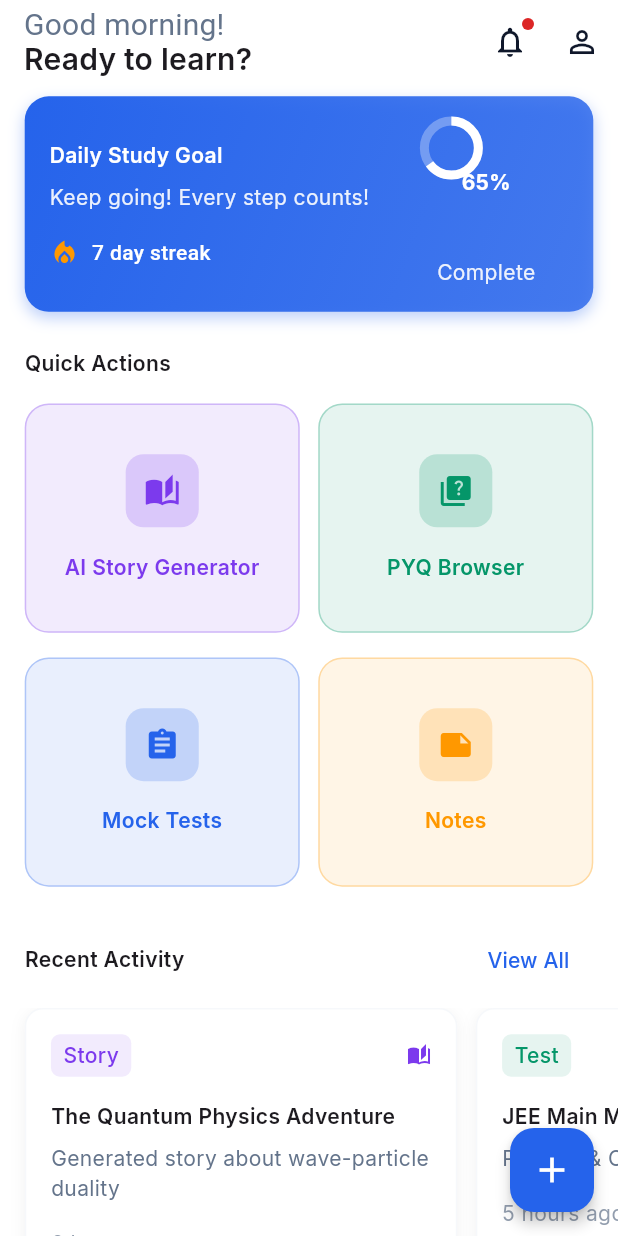
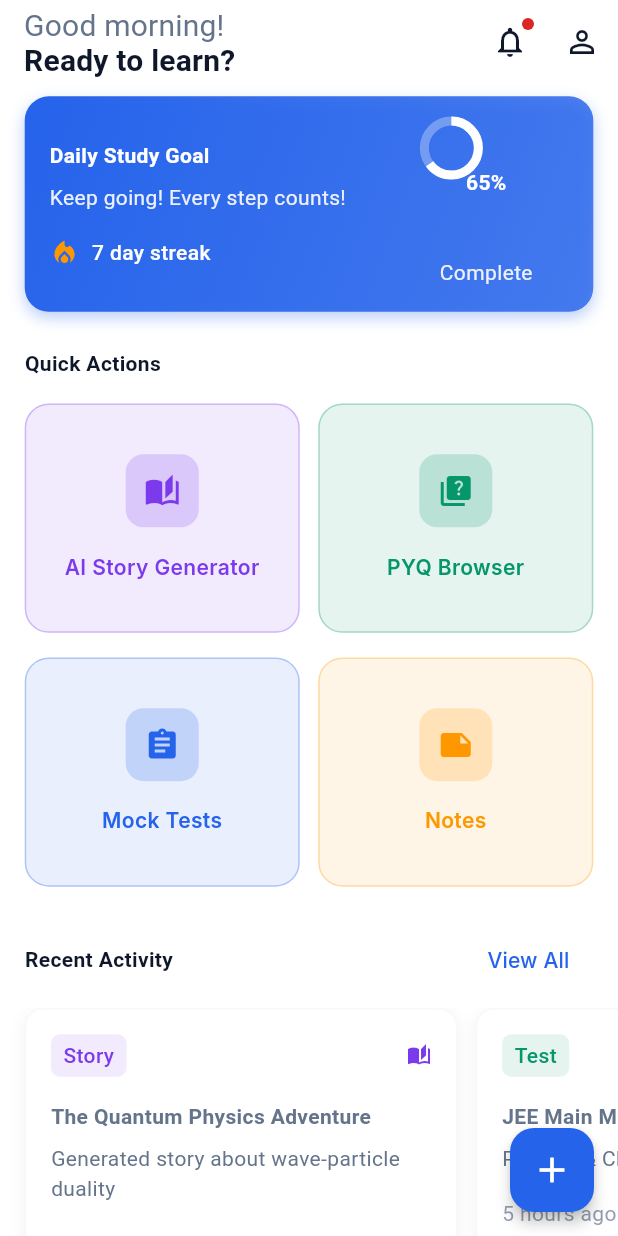
Before and after one commit to rahulrajput19614-prog/study_build, a Flutter app: the HomeScreen screen opened by its route, on a phone screen of 412 x 824 dp. Run offline on Flutter 3.47's test engine with Material 3 defaults, Android fonts, the phone set to English and light mode, and no system bars; our stand-ins replace cached_network_image, connectivity_plus, fl_chart, flutter_svg, google_fonts, sizer and 1 more; missing offline and left inert: dart:html, dart:js_interop; network calls fail.

Commit message:
Update app_theme.dart

```diff
--- a/lib/theme/app_theme.dart
+++ b/lib/theme/app_theme.dart
@@ -37,7 +37,7 @@ class AppTheme {
       brightness: Brightness.light,
       primary: primaryLight,
       onPrimary: Colors.white,
-      primaryContainer: primaryLight.withAlpha(25), // withValues(alpha: 0.1) replaced
+      primaryContainer: primaryLight.withAlpha(25),
       onPrimaryContainer: primaryLight,
       secondary: secondaryLight,
       onSecondary: Colors.white,
@@ -63,7 +63,6 @@ class AppTheme {
     scaffoldBackgroundColor: backgroundLight,
     cardColor: cardLight,
     dividerColor: outlineLight,
-
     appBarTheme: AppBarTheme(
       backgroundColor: surfaceLight,
       foregroundColor: textPrimaryLight,
@@ -79,8 +78,7 @@ class AppTheme {
       iconTheme: IconThemeData(color: textPrimaryLight, size: 24),
       actionsIconTheme: IconThemeData(color: textPrimaryLight, size: 24),
     ),
-
-    cardTheme: CardThemeData(
+    cardTheme: CardTheme(
       color: cardLight,
       elevation: 2.0,
       shadowColor: shadowLight,
@@ -90,7 +88,6 @@ class AppTheme {
       ),
       margin: const EdgeInsets.symmetric(horizontal: 16, vertical: 8),
     ),
-
     bottomNavigationBarTheme: BottomNavigationBarThemeData(
       backgroundColor: surfaceLight,
       selectedItemColor: primaryLight,
@@ -106,7 +103,6 @@ class AppTheme {
         fontWeight: FontWeight.w400,
       ),
     ),
-
     floatingActionButtonTheme: FloatingActionButtonThemeData(
       backgroundColor: primaryLight,
       foregroundColor: Colors.white,
@@ -115,7 +111,6 @@ class AppTheme {
         borderRadius: BorderRadius.circular(16.0),
       ),
     ),
-
     elevatedButtonTheme: ElevatedButtonThemeData(
       style: ElevatedButton.styleFrom(
         foregroundColor: Colors.white,
@@ -133,7 +128,6 @@ class AppTheme {
         ),
       ),
     ),
-
     outlinedButtonTheme: OutlinedButtonThemeData(
       style: OutlinedButton.styleFrom(
         foregroundColor: primaryLight,
@@ -149,7 +143,6 @@ class AppTheme {
         ),
       ),
     ),
-
     textButtonTheme: TextButtonThemeData(
       style: TextButton.styleFrom(
         foregroundColor: primaryLight,
@@ -164,9 +157,7 @@ class AppTheme {
         ),
       ),
     ),
-
     textTheme: _buildTextTheme(isLight: true),
-
     inputDecorationTheme: InputDecorationTheme(
       fillColor: surfaceVariantLight,
       filled: true,
@@ -197,7 +188,7 @@ class AppTheme {
         fontWeight: FontWeight.w400,
       ),
       hintStyle: GoogleFonts.inter(
-        color: textSecondaryLight.withAlpha(179), // 0.7 * 255 approx 179
+        color: textSecondaryLight.withAlpha(179),
         fontSize: 14,
         fontWeight: FontWeight.w400,
       ),
@@ -207,7 +198,6 @@ class AppTheme {
         fontWeight: FontWeight.w400,
       ),
     ),
-
     switchTheme: SwitchThemeData(
       thumbColor: MaterialStateProperty.resolveWith<Color>((states) {
         if (states.contains(MaterialState.selected)) {
@@ -222,7 +212,6 @@ class AppTheme {
         return outlineLight;
       }),
     ),
-
     checkboxTheme: CheckboxThemeData(
       fillColor: MaterialStateProperty.resolveWith<Color>((states) {
         if (states.contains(MaterialState.selected)) {
@@ -236,7 +225,6 @@ class AppTheme {
         borderRadius: BorderRadius.circular(4.0),
       ),
     ),
-
     radioTheme: RadioThemeData(
       fillColor: MaterialStateProperty.resolveWith<Color>((states) {
         if (states.contains(MaterialState.selected)) {
@@ -245,13 +233,11 @@ class AppTheme {
         return outlineLight;
       }),
     ),
-
     progressIndicatorTheme: ProgressIndicatorThemeData(
       color: primaryLight,
-      linearTrackColor: primaryLight.withAlpha(51), // 0.2*255 ~ 51
+      linearTrackColor: primaryLight.withAlpha(51),
       circularTrackColor: primaryLight.withAlpha(51),
     ),
-
     sliderTheme: SliderThemeData(
       activeTrackColor: primaryLight,
       thumbColor: primaryLight,
@@ -259,8 +245,7 @@ class AppTheme {
       inactiveTrackColor: outlineLight,
       trackHeight: 4.0,
     ),
-
-    tabBarTheme: TabBarThemeData(
+    tabBarTheme: TabBarTheme(
       labelColor: primaryLight,
       unselectedLabelColor: textSecondaryLight,
       indicatorColor: primaryLight,
@@ -276,7 +261,6 @@ class AppTheme {
         letterSpacing: 0.1,
       ),
     ),
-
     tooltipTheme: TooltipThemeData(
       decoration: BoxDecoration(
         color: textPrimaryLight.withAlpha(230),
@@ -289,7 +273,6 @@ class AppTheme {
       ),
       padding: const EdgeInsets.symmetric(horizontal: 12, vertical: 8),
     ),
-
     snackBarTheme: SnackBarThemeData(
       backgroundColor: textPrimaryLight,
       contentTextStyle: GoogleFonts.inter(
@@ -304,8 +287,7 @@ class AppTheme {
       ),
       elevation: 4.0,
     ),
-
-    dialogTheme: DialogThemeData(
+    dialogTheme: DialogTheme(
       backgroundColor: surfaceLight,
     ),
   );
@@ -342,7 +324,6 @@ class AppTheme {
     scaffoldBackgroundColor: backgroundDark,
     cardColor: cardDark,
     dividerColor: outlineDark,
-
     appBarTheme: AppBarTheme(
       backgroundColor: surfaceDark,
       foregroundColor: textPrimaryDark,
@@ -358,8 +339,7 @@ class AppTheme {
       iconTheme: IconThemeData(color: textPrimaryDark, size: 24),
       actionsIconTheme: IconThemeData(color: textPrimaryDark, size: 24),
     ),
-
-    cardTheme: CardThemeData(
+    cardTheme: CardTheme(
       color: cardDark,
       elevation: 2.0,
       shadowColor: shadowDark,
@@ -369,7 +349,6 @@ class AppTheme {
       ),
       margin: const EdgeInsets.symmetric(horizontal: 16, vertical: 8),
     ),
-
     bottomNavigationBarTheme: BottomNavigationBarThemeData(
       backgroundColor: surfaceDark,
       selectedItemColor: primaryDark,
@@ -385,7 +364,6 @@ class AppTheme {
         fontWeight: FontWeight.w400,
       ),
     ),
-
     floatingActionButtonTheme: FloatingActionButtonThemeData(
       backgroundColor: primaryDark,
       foregroundColor: Colors.white,
@@ -394,7 +372,6 @@ class AppTheme {
         borderRadius: BorderRadius.circular(16.0),
       ),
     ),
-
     elevatedButtonTheme: ElevatedButtonThemeData(
       style: ElevatedButton.styleFrom(
         foregroundColor: Colors.white,
@@ -412,7 +389,6 @@ class AppTheme {
         ),
       ),
     ),
-
     outlinedButtonTheme: OutlinedButtonThemeData(
       style: OutlinedButton.styleFrom(
         foregroundColor: primaryDark,
@@ -428,7 +404,6 @@ class AppTheme {
         ),
       ),
     ),
-
     textButtonTheme: TextButtonThemeData(
       style: TextButton.styleFrom(
         foregroundColor: primaryDark,
@@ -443,9 +418,7 @@ class AppTheme {
         ),
       ),
     ),
-
     textTheme: _buildTextTheme(isLight: false),
-
     inputDecorationTheme: InputDecorationTheme(
       fillColor: surfaceVariantDark,
       filled: true,
@@ -486,7 +459,6 @@ class AppTheme {
         fontWeight: FontWeight.w400,
       ),
     ),
-
     switchTheme: SwitchThemeData(
       thumbColor: MaterialStateProperty.resolveWith<Color>((states) {
         if (states.contains(MaterialState.selected)) {
@@ -501,7 +473,6 @@ class AppTheme {
         return outlineDark;
       }),
     ),
-
     checkboxTheme: CheckboxThemeData(
       fillColor: MaterialStateProperty.resolveWith<Color>((states) {
         if (states.contains(MaterialState.selected)) {
@@ -515,7 +486,6 @@ class AppTheme {
         borderRadius: BorderRadius.circular(4.0),
       ),
     ),
-
     radioTheme: RadioThemeData(
       fillColor: MaterialStateProperty.resolveWith<Color>((states) {
         if (states.contains(MaterialState.selected)) {
@@ -524,13 +494,11 @@ class AppTheme {
         return outlineDark;
       }),
     ),
-
     progressIndicatorTheme: ProgressIndicatorThemeData(
       color: primaryDark,
       linearTrackColor: primaryDark.withAlpha(51),
       circularTrackColor: primaryDark.withAlpha(51),
     ),
-
     sliderTheme: SliderThemeData(
       activeTrackColor: primaryDark,
       thumbColor: primaryDark,
@@ -538,8 +506,7 @@ class AppTheme {
       inactiveTrackColor: outlineDark,
       trackHeight: 4.0,
     ),
-
-    tabBarTheme: TabBarThemeData(
+    tabBarTheme: TabBarTheme(
       labelColor: primaryDark,
       unselectedLabelColor: textSecondaryDark,
       indicatorColor: primaryDark,
@@ -555,7 +522,6 @@ class AppTheme {
         letterSpacing: 0.1,
       ),
     ),
-
     tooltipTheme: TooltipThemeData(
       decoration: BoxDecoration(
         color: textPrimaryDark.withAlpha(230),
@@ -568,7 +534,6 @@ class AppTheme {
       ),
       padding: const EdgeInsets.symmetric(horizontal: 12, vertical: 8),
     ),
-
     snackBarTheme: SnackBarThemeData(
       backgroundColor: textPrimaryDark,
       contentTextStyle: GoogleFonts.inter(
@@ -583,24 +548,35 @@ class AppTheme {
       ),
       elevation: 4.0,
     ),
-
-    dialogTheme: DialogThemeData(
+    dialogTheme: DialogTheme(
       backgroundColor: surfaceDark,
     ),
   );
 
+  // THIS IS THE CORRECTED FUNCTION
   static TextTheme _buildTextTheme({required bool isLight}) {
+    final textColor = isLight ? textPrimaryLight : textPrimaryDark;
+    final secondaryTextColor = isLight ? textSecondaryLight : textSecondaryDark;
+
     return GoogleFonts.interTextTheme().copyWith(
-      headline1: TextStyle(
-          fontWeight: FontWeight.bold,
-          color: isLight ? textPrimaryLight : textPrimaryDark),
-      bodyText1: TextStyle(
-          fontWeight: FontWeight.normal,
-          color: isLight ? textPrimaryLight : textPrimaryDark),
-      bodyText2: TextStyle(
-          fontWeight: FontWeight.normal,
-          color: isLight ? textSecondaryLight : textSecondaryDark),
-      // Add more styles as needed
+      // New names for headline styles
+      displayLarge: TextStyle(fontWeight: FontWeight.bold, color: textColor), // Replaces headline1
+      displayMedium: TextStyle(fontWeight: FontWeight.bold, color: textColor), // Replaces headline2
+      displaySmall: TextStyle(fontWeight: FontWeight.bold, color: textColor), // Replaces headline3
+      headlineMedium: TextStyle(fontWeight: FontWeight.bold, color: textColor), // Replaces headline4
+      headlineSmall: TextStyle(fontWeight: FontWeight.bold, color: textColor), // Replaces headline5
+      titleLarge: TextStyle(fontWeight: FontWeight.bold, color: textColor), // Replaces headline6
+
+      // New names for body text styles
+      bodyLarge: TextStyle(fontWeight: FontWeight.normal, color: textColor), // Replaces bodyText1
+      bodyMedium: TextStyle(fontWeight: FontWeight.normal, color: secondaryTextColor), // Replaces bodyText2
+
+      // Add more styles as needed with their new names
+      titleMedium: TextStyle(fontWeight: FontWeight.normal, color: textColor), // Replaces subtitle1
+      titleSmall: TextStyle(fontWeight: FontWeight.normal, color: secondaryTextColor), // Replaces subtitle2
+      bodySmall: TextStyle(fontWeight: FontWeight.normal, color: secondaryTextColor), // Replaces caption
+      labelLarge: TextStyle(fontWeight: FontWeight.w500, color: textColor), // Replaces button
+      labelSmall: TextStyle(fontWeight: FontWeight.normal, color: secondaryTextColor), // Replaces overline
     );
   }
 }
```
